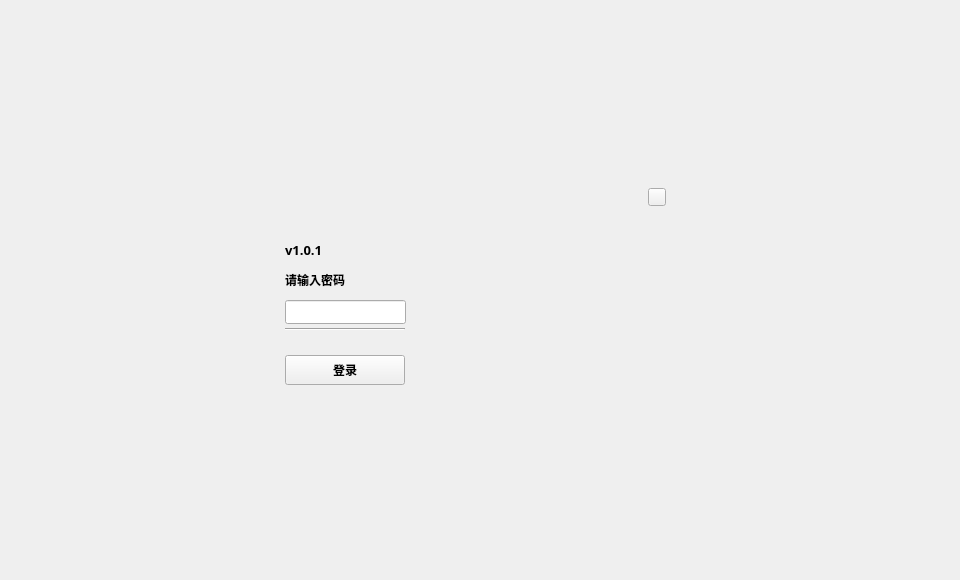
This is lockpage.ui in HcashOrg/hx-indicator as Qt 5 draws it before an edit. The edited form follows.
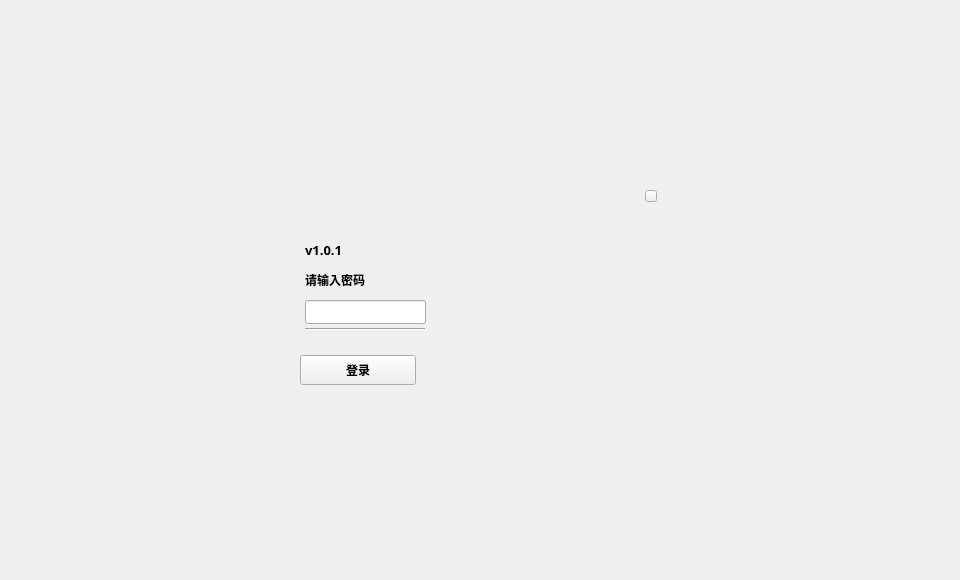
This is the edited form.

Patch:
```diff
--- a/lockpage.ui
+++ b/lockpage.ui
@@ -23,7 +23,7 @@
   <widget class="QLabel" name="label_pass">
    <property name="geometry">
     <rect>
-     <x>285</x>
+     <x>305</x>
      <y>270</y>
      <width>91</width>
      <height>20</height>
@@ -41,7 +41,7 @@
   <widget class="QLabel" name="label_version">
    <property name="geometry">
     <rect>
-     <x>285</x>
+     <x>305</x>
      <y>240</y>
      <width>80</width>
      <height>20</height>
@@ -83,9 +83,9 @@
   <widget class="QToolButton" name="enterBtn">
    <property name="geometry">
     <rect>
-     <x>285</x>
+     <x>300</x>
      <y>355</y>
-     <width>120</width>
+     <width>116</width>
      <height>30</height>
     </rect>
    </property>
@@ -105,7 +105,7 @@
   <widget class="Line" name="line">
    <property name="geometry">
     <rect>
-     <x>285</x>
+     <x>305</x>
      <y>328</y>
      <width>120</width>
      <height>3</height>
@@ -118,10 +118,10 @@
   <widget class="QToolButton" name="closeBtn">
    <property name="geometry">
     <rect>
-     <x>648</x>
-     <y>188</y>
-     <width>18</width>
-     <height>18</height>
+     <x>645</x>
+     <y>190</y>
+     <width>12</width>
+     <height>12</height>
     </rect>
    </property>
    <property name="cursor">
@@ -137,7 +137,7 @@
   <widget class="QLineEdit" name="pwdLineEdit">
    <property name="geometry">
     <rect>
-     <x>285</x>
+     <x>305</x>
      <y>300</y>
      <width>121</width>
      <height>24</height>
@@ -167,9 +167,9 @@
   <widget class="QLabel" name="welcome_label">
    <property name="geometry">
     <rect>
-     <x>285</x>
+     <x>305</x>
      <y>190</y>
-     <width>121</width>
+     <width>100</width>
      <height>45</height>
     </rect>
    </property>
```
